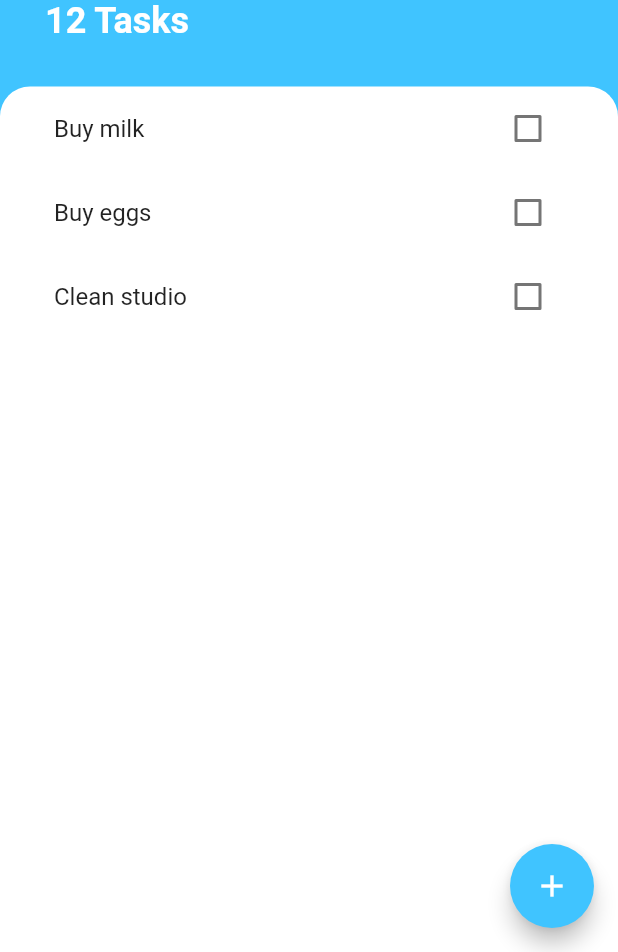
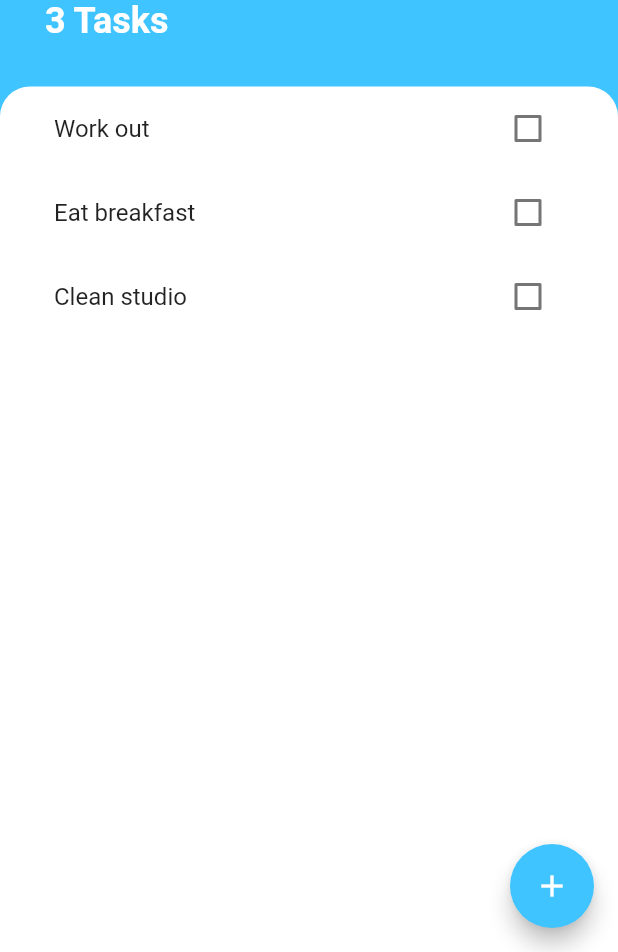
Before and after one commit to derekdotdev/TodoList-Flutter, a Flutter app: the screen it shows after launch, on a phone screen of 412 x 824 dp, the part 284-1236 px from its top. Run offline on Flutter 3.47's test engine with Material 2 defaults, Android fonts, the phone set to English and light mode, and no system bars.

Commit message:
Convert tasks_screen to Stateful. Add final Function addTaskCallback to AddTaskScreen which passes newTaskTitle back up to tasks screen so it can be added to tasks list. Set inside setState on tasks_screen to update UI and use navigator.pop(context) to pop back to tasks_screen from modalBottomSheet.

```diff
--- a/lib/screens/tasks_screen.dart
+++ b/lib/screens/tasks_screen.dart
@@ -1,8 +1,20 @@
 import 'package:flutter/material.dart';
 import 'package:todo_flutter/widgets/tasks_list.dart';
 import 'package:todo_flutter/screens/add_task_screen.dart';
+import 'package:todo_flutter/models/task.dart';
 
-class TasksScreen extends StatelessWidget {
+class TasksScreen extends StatefulWidget {
+  @override
+  State<TasksScreen> createState() => _TasksScreenState();
+}
+
+class _TasksScreenState extends State<TasksScreen> {
+  List<Task> tasks = [
+    Task(name: 'Work out'),
+    Task(name: 'Eat breakfast'),
+    Task(name: 'Clean studio'),
+  ];
+
   @override
   Widget build(BuildContext context) {
     return Scaffold(
@@ -18,7 +30,12 @@ class TasksScreen extends StatelessWidget {
               child: Container(
                 padding: EdgeInsets.only(
                     bottom: MediaQuery.of(context).viewInsets.bottom),
-                child: AddTaskScreen(),
+                child: AddTaskScreen((newTaskTitle) {
+                  setState(() {
+                    tasks.add(Task(name: newTaskTitle!));
+                  });
+                  Navigator.pop(context);
+                }),
               ),
             ),
           );
@@ -33,7 +50,7 @@ class TasksScreen extends StatelessWidget {
             child: Column(
               crossAxisAlignment: CrossAxisAlignment.start,
               children: <Widget>[
-                CircleAvatar(
+                const CircleAvatar(
                   child: Icon(
                     Icons.list,
                     size: 30.0,
@@ -41,10 +58,10 @@ class TasksScreen extends StatelessWidget {
                   backgroundColor: Colors.white,
                   radius: 30.0,
                 ),
-                SizedBox(
+                const SizedBox(
                   height: 10.0,
                 ),
-                Text(
+                const Text(
                   'Todo List',
                   style: TextStyle(
                     fontSize: 50.0,
@@ -53,8 +70,8 @@ class TasksScreen extends StatelessWidget {
                   ),
                 ),
                 Text(
-                  '12 Tasks',
-                  style: TextStyle(
+                  '${tasks.length} Tasks',
+                  style: const TextStyle(
                     fontSize: 24.0,
                     fontWeight: FontWeight.w600,
                     color: Colors.white,
@@ -67,14 +84,14 @@ class TasksScreen extends StatelessWidget {
             child: Container(
               padding: EdgeInsets.symmetric(horizontal: 20.0),
               height: 300.0,
-              decoration: BoxDecoration(
+              decoration: const BoxDecoration(
                 color: Colors.white,
                 borderRadius: BorderRadius.only(
                   topLeft: Radius.circular(20.0),
                   topRight: Radius.circular(20.0),
                 ),
               ),
-              child: TasksList(),
+              child: TasksList(tasks),
             ),
           ),
         ],
--- a/lib/widgets/tasks_list.dart
+++ b/lib/widgets/tasks_list.dart
@@ -3,33 +3,31 @@ import 'package:todo_flutter/widgets/task_tile.dart';
 import 'package:todo_flutter/models/task.dart';
 
 class TasksList extends StatefulWidget {
+  final List<Task> tasks;
+
+  TasksList(this.tasks);
+
   @override
   State<TasksList> createState() => _TasksListState();
 }
 
 class _TasksListState extends State<TasksList> {
-  List<Task> tasks = [
-    Task(name: 'Buy milk'),
-    Task(name: 'Buy eggs'),
-    Task(name: 'Clean studio'),
-  ];
-
   @override
   Widget build(BuildContext context) {
     return ListView.builder(
       itemBuilder: (context, index) {
         return TaskTile(
-          taskTitle: tasks[index].name,
-          isChecked: tasks[index].isDone,
+          taskTitle: widget.tasks[index].name,
+          isChecked: widget.tasks[index].isDone,
           checkboxCallback: (bool? checkboxState) {
             setState(() {
               // isChecked = checkboxState!;
-              tasks[index].toggleDone();
+              widget.tasks[index].toggleDone();
             });
           },
         );
       },
-      itemCount: tasks.length,
+      itemCount: widget.tasks.length,
     );
   }
 }
```
Also changed, not shown: lib/screens/add_task_screen.dart (+14 -4 lines).
